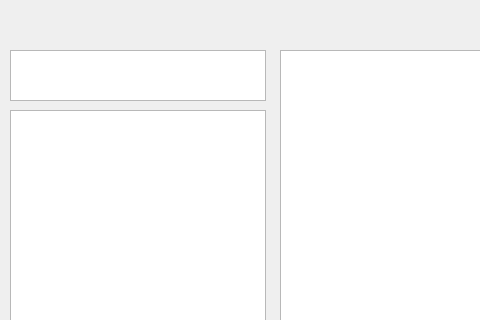
Gance54/test_qt, file listview.ui: the form before one commit; both pictures show x 0 to 480 and y 0 to 320 of the 866 by 454 pixel window.
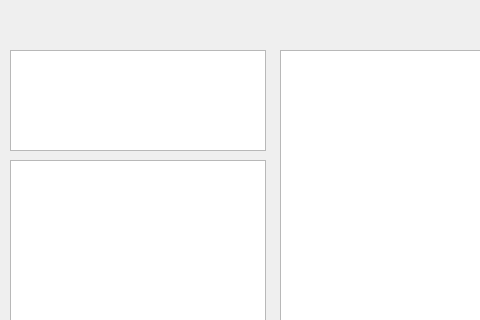
The form after the commit.

Diff of the .ui file:
```diff
--- a/listview.ui
+++ b/listview.ui
@@ -45,7 +45,7 @@
      <x>10</x>
      <y>50</y>
      <width>256</width>
-     <height>51</height>
+     <height>101</height>
     </rect>
    </property>
   </widget>
@@ -53,9 +53,9 @@
    <property name="geometry">
     <rect>
      <x>10</x>
-     <y>110</y>
+     <y>160</y>
      <width>256</width>
-     <height>321</height>
+     <height>271</height>
     </rect>
    </property>
   </widget>
```
